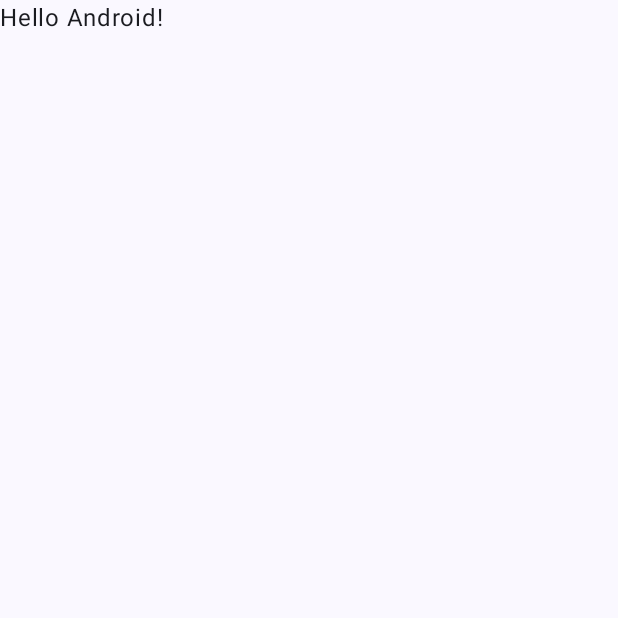
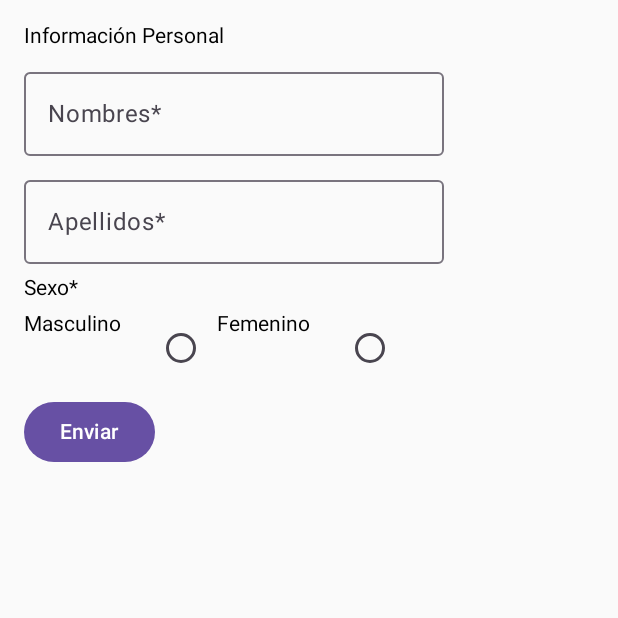
Before and after one commit to restrepotorres/-LabsCM20251Gr03, an Android app built with Jetpack Compose: the screen it shows after launch (PersonalDataActivity), on a phone screen of 412 x 824 dp, the top half of it. Before the commit the part shown is almost empty. Run offline under Robolectric (Android 15) with nearby library versions, the phone set to English and light mode, and no system bars.

Commit message:
selección de sexo

```diff
--- a/app/src/main/java/com/co/labscm20251_gr03/PersonalDataActivity.kt
+++ b/app/src/main/java/com/co/labscm20251_gr03/PersonalDataActivity.kt
@@ -6,9 +6,14 @@ import androidx.activity.compose.setContent
 import androidx.activity.enableEdgeToEdge
 import androidx.compose.foundation.layout.Arrangement
 import androidx.compose.foundation.layout.Column
+import androidx.compose.foundation.layout.Row
+import androidx.compose.foundation.layout.Spacer
 import androidx.compose.foundation.layout.fillMaxSize
 import androidx.compose.foundation.layout.padding
+import androidx.compose.foundation.layout.width
+import androidx.compose.material3.Button
 import androidx.compose.material3.OutlinedTextField
+import androidx.compose.material3.RadioButton
 import androidx.compose.material3.Scaffold
 import androidx.compose.material3.Text
 import androidx.compose.runtime.Composable
@@ -28,17 +33,12 @@ class PersonalDataActivity : ComponentActivity() {
         super.onCreate(savedInstanceState)
         enableEdgeToEdge()
         setContent {
-            LabsCM20251Gr03Theme {
-                Scaffold(modifier = Modifier.fillMaxSize()) { innerPadding ->
-                    Greeting(
-                        name = "Android",
-                        modifier = Modifier.padding(innerPadding)
-                    )
-                }
+            Formulario()
+
             }
         }
     }
-}
+
 
 @Composable
 fun Greeting(name: String, modifier: Modifier = Modifier) {
@@ -53,7 +53,7 @@ fun Formulario() {
     var nombres: String
     var nombre by remember { mutableStateOf(TextFieldValue()) }
     var apellidos by remember { mutableStateOf(TextFieldValue()) }
-    var sexo: String
+    var sexo by remember { mutableStateOf("") }
     var fechaNacimiento: LocalDate
     var gradoEscolaridad = listOf<String>("Primaria", "Secundaria", "Universitaria", "Otro")
 
@@ -74,6 +74,27 @@ fun Formulario() {
             label = { Text("Apellidos*") }
         )
 
+        Text(text = "Sexo*")
+        Row{
+            Text("Masculino")
+            Spacer(modifier = Modifier.width(16.dp))
+            RadioButton(
+                selected = sexo == "Masculino",
+                onClick = {sexo = "Masculino"}
+            )
+
+            Text("Femenino")
+            Spacer(modifier = Modifier.width(16.dp))
+            RadioButton(
+                selected = (sexo == "Femenino"),
+                onClick = {sexo = "Femenino"}
+            )
+
+        }
+        Button(onClick = { println("la buena") }) {
+            Text("Enviar")
+        }
+
     }
 }
 
```
